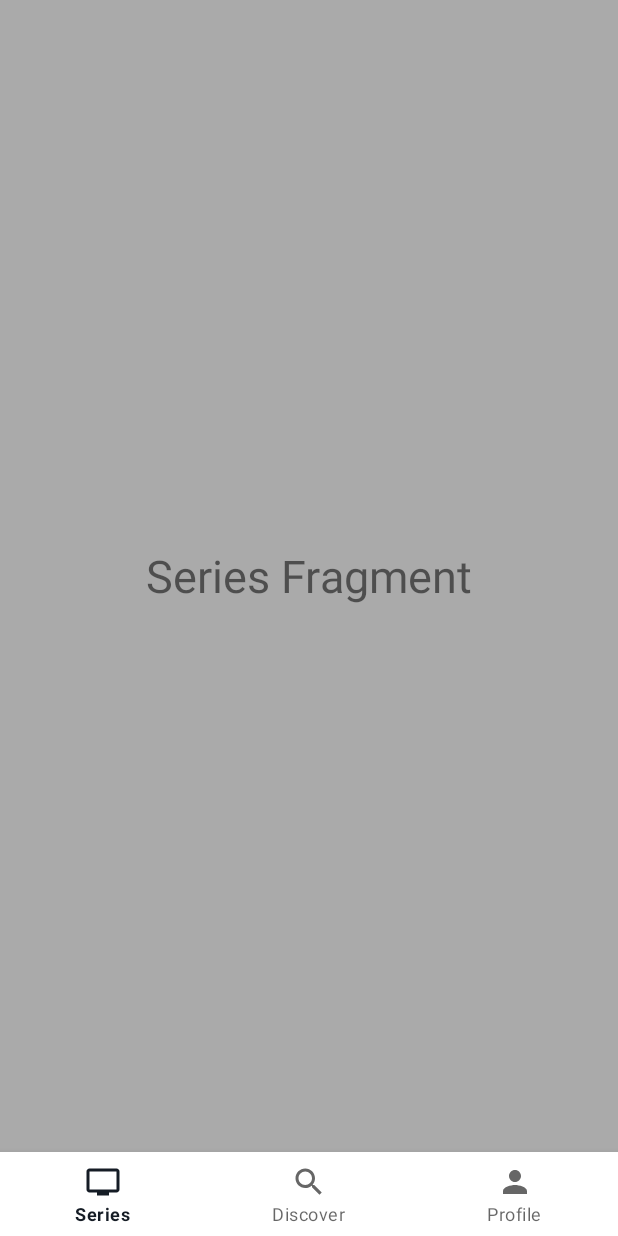
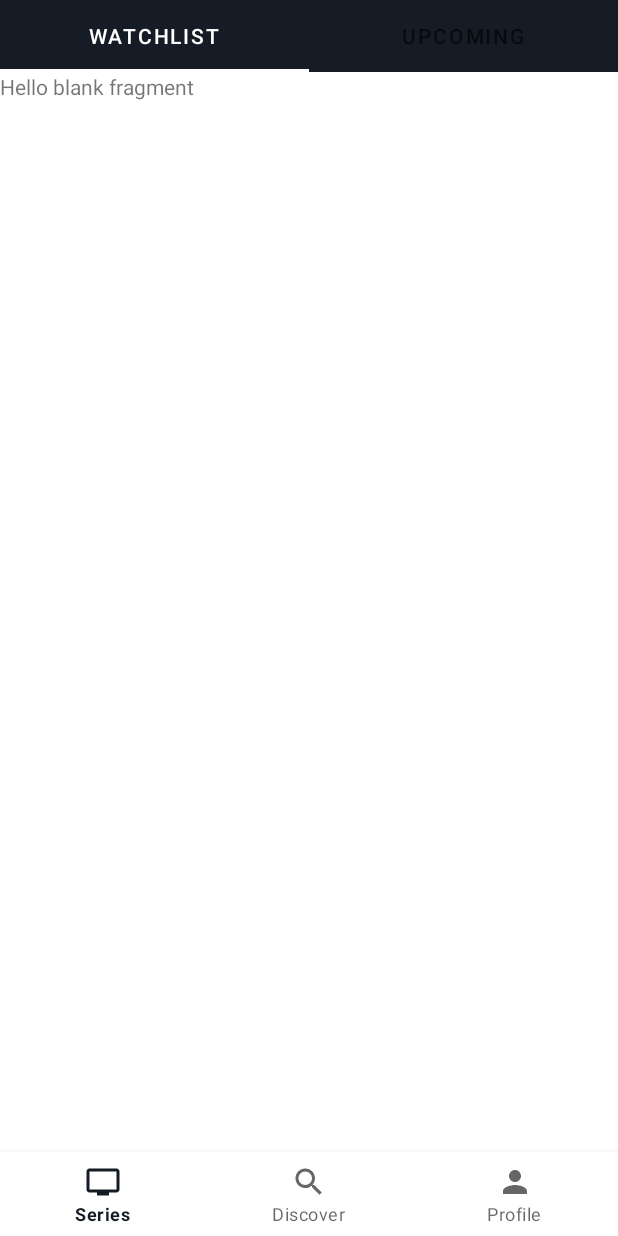
Before and after one commit to Gabicle/WatchIT, an Android app: the screen it shows after launch (MainActivity), on a phone screen of 412 x 824 dp. Run offline under Robolectric (Android 15) with nearby library versions, the phone set to English and light mode, and no system bars.

Commit message:
Added Series Fragment Tab Layout

```diff
--- a/app/build.gradle
+++ b/app/build.gradle
@@ -32,6 +32,7 @@ dependencies {
     implementation 'androidx.appcompat:appcompat:1.4.0'
     implementation 'com.google.android.material:material:1.4.0'
     implementation 'androidx.constraintlayout:constraintlayout:2.1.2'
+    implementation 'androidx.legacy:legacy-support-v4:1.0.0'
     testImplementation 'junit:junit:4.+'
     androidTestImplementation 'androidx.test.ext:junit:1.1.3'
     androidTestImplementation 'androidx.test.espresso:espresso-core:3.4.0'
--- a/app/src/main/java/com/isep/series/DiscoverFragment.java
+++ b/app/src/main/java/com/isep/series/DiscoverFragment.java
@@ -32,8 +32,8 @@ public class DiscoverFragment extends Fragment {
 
 
         //sets status bar to transparent
-        Window w = getActivity().getWindow();
-        w.setFlags(WindowManager.LayoutParams.FLAG_LAYOUT_NO_LIMITS, WindowManager.LayoutParams.FLAG_LAYOUT_NO_LIMITS);
+//        Window w = getActivity().getWindow();
+//        w.setFlags(WindowManager.LayoutParams.FLAG_LAYOUT_NO_LIMITS, WindowManager.LayoutParams.FLAG_LAYOUT_NO_LIMITS);
 
         //RECYCLER VIEW ADAPTER SETUP
         discoverRV = view.findViewById(R.id.rv_discover_series);
--- a/app/src/main/java/com/isep/series/SeriesFragment.java
+++ b/app/src/main/java/com/isep/series/SeriesFragment.java
@@ -8,19 +8,43 @@ import android.view.ViewGroup;
 import androidx.annotation.NonNull;
 import androidx.annotation.Nullable;
 import androidx.fragment.app.Fragment;
+import androidx.fragment.app.FragmentManager;
+import androidx.viewpager2.widget.ViewPager2;
+
+import com.google.android.material.tabs.TabLayout;
+import com.google.android.material.tabs.TabLayoutMediator;
+import com.isep.series.series.SeriesPagerAdapter;
 
 import java.util.List;
 
 public class SeriesFragment extends Fragment {
 
+    private String[] titles = new String[] {"WatchList", "Upcoming"};
+
+    SeriesPagerAdapter seriesPagerAdapter;
+   TabLayout tabLayout;
+   ViewPager2 viewPager2;
+
     @Nullable
     @Override
     public View onCreateView(@NonNull LayoutInflater inflater, @Nullable ViewGroup container, @Nullable Bundle savedInstanceState) {
 
+        FragmentManager  fm = getActivity().getSupportFragmentManager();
+//        getSupportActionBar().hide();
+        View view = inflater.inflate(R.layout.fragment_series, container, false);
+
+        viewPager2 = view.findViewById(R.id.series_viewpager);
+        tabLayout = view.findViewById(R.id.seriesTabLay);
+        seriesPagerAdapter = new SeriesPagerAdapter(fm, getLifecycle());
+
+        viewPager2.setAdapter(seriesPagerAdapter);
+        new TabLayoutMediator(tabLayout, viewPager2, ((tab, position) -> tab.setText(titles[position]))).attach();
 
 
 
+        return view;
+    }
 
-        return inflater.inflate(R.layout.fragment_series, container, false);
-    }
+
+
 }
--- /dev/null
+++ b/app/src/main/java/com/isep/series/series/SeriesPagerAdapter.java
@@ -0,0 +1,46 @@
+package com.isep.series.series;
+
+import androidx.annotation.NonNull;
+import androidx.fragment.app.Fragment;
+import androidx.fragment.app.FragmentActivity;
+import androidx.fragment.app.FragmentManager;
+import androidx.lifecycle.Lifecycle;
+import androidx.viewpager2.adapter.FragmentStateAdapter;
+
+import java.util.ArrayList;
+import java.util.List;
+
+public class SeriesPagerAdapter extends FragmentStateAdapter {
+
+    private String[] titles = new String[] {"WatchList", "Upcoming"};
+
+
+    private List<Fragment> fragmentList = new ArrayList<>();
+    private List<String> titleList = new ArrayList<>();
+
+
+    public SeriesPagerAdapter(@NonNull FragmentManager fragmentManager, @NonNull Lifecycle lifecycle) {
+        super(fragmentManager, lifecycle);
+    }
+
+
+    @NonNull
+    @Override
+    public Fragment createFragment(int position) {
+        switch (position){
+            case 0:
+                return new WatchListFragment();
+            case 1:
+                return new UpcomingFragment();
+
+        }
+        return new WatchListFragment();
+    }
+
+    @Override
+    public int getItemCount() {
+        return titles.length;
+    }
+
+
+}
--- /dev/null
+++ b/app/src/main/java/com/isep/series/series/UpcomingFragment.java
@@ -0,0 +1,30 @@
+package com.isep.series.series;
+
+import android.os.Bundle;
+import android.view.LayoutInflater;
+import android.view.View;
+import android.view.ViewGroup;
+
+import androidx.fragment.app.Fragment;
+
+import com.isep.series.R;
+
+
+public class UpcomingFragment extends Fragment {
+
+
+    public UpcomingFragment() {
+        // Required empty public constructor
+    }
+
+
+
+
+
+    @Override
+    public View onCreateView(LayoutInflater inflater, ViewGroup container,
+                             Bundle savedInstanceState) {
+        // Inflate the layout for this fragment
+        return inflater.inflate(R.layout.fragment_upcoming, container, false);
+    }
+}
--- /dev/null
+++ b/app/src/main/java/com/isep/series/series/WatchListFragment.java
@@ -0,0 +1,29 @@
+package com.isep.series.series;
+
+import android.os.Bundle;
+
+import androidx.fragment.app.Fragment;
+
+import android.view.LayoutInflater;
+import android.view.View;
+import android.view.ViewGroup;
+
+import com.isep.series.R;
+
+
+public class WatchListFragment extends Fragment {
+
+
+
+    public WatchListFragment() {
+        // Required empty public constructor
+    }
+
+
+    @Override
+    public View onCreateView(LayoutInflater inflater, ViewGroup container,
+                             Bundle savedInstanceState) {
+        // Inflate the layout for this fragment
+        return inflater.inflate(R.layout.fragment_watch_list, container, false);
+    }
+}
--- a/app/src/main/res/layout/fragment_series.xml
+++ b/app/src/main/res/layout/fragment_series.xml
@@ -2,14 +2,30 @@
 <RelativeLayout xmlns:android="http://schemas.android.com/apk/res/android"
     android:layout_width="match_parent"
     android:layout_height="match_parent"
-    android:background="@android:color/darker_gray">
+    android:orientation="vertical"
+    xmlns:app="http://schemas.android.com/apk/res-auto">
 
-    <TextView
-        android:layout_width="wrap_content"
+
+    <com.google.android.material.tabs.TabLayout
+        android:id="@+id/seriesTabLay"
+        android:layout_width="match_parent"
         android:layout_height="wrap_content"
-        android:text="Series Fragment"
-        android:textSize="30sp"
-        android:layout_centerInParent="true"
-        />
+        android:background="@color/myPDark"
+        app:tabIndicatorColor="@color/white"
+        app:tabSelectedTextColor="@color/white"
+        >
+
+
+    </com.google.android.material.tabs.TabLayout>
+
+
+    <androidx.viewpager2.widget.ViewPager2
+            android:id="@+id/series_viewpager"
+            android:layout_width="match_parent"
+            android:layout_height="match_parent"
+            android:layout_below = "@+id/seriesTabLay">
+
+        </androidx.viewpager2.widget.ViewPager2>
+
 
 </RelativeLayout>
--- /dev/null
+++ b/app/src/main/res/layout/fragment_upcoming.xml
@@ -0,0 +1,14 @@
+<?xml version="1.0" encoding="utf-8"?>
+<FrameLayout xmlns:android="http://schemas.android.com/apk/res/android"
+    xmlns:tools="http://schemas.android.com/tools"
+    android:layout_width="match_parent"
+    android:layout_height="match_parent"
+    tools:context=".series.WatchListFragment">
+
+    <!-- TODO: UPCOMING FRAGMENT -->
+    <TextView
+        android:layout_width="match_parent"
+        android:layout_height="match_parent"
+        android:text="UPCOMING" />
+
+</FrameLayout>
--- /dev/null
+++ b/app/src/main/res/layout/fragment_watch_list.xml
@@ -0,0 +1,14 @@
+<?xml version="1.0" encoding="utf-8"?>
+<FrameLayout xmlns:android="http://schemas.android.com/apk/res/android"
+    xmlns:tools="http://schemas.android.com/tools"
+    android:layout_width="match_parent"
+    android:layout_height="match_parent"
+    tools:context=".series.WatchListFragment">
+
+    <!-- TODO: WATCHLIST FRAGMENT -->
+    <TextView
+        android:layout_width="match_parent"
+        android:layout_height="match_parent"
+        android:text="@string/hello_blank_fragment" />
+
+</FrameLayout>
--- a/app/src/main/res/values/strings.xml
+++ b/app/src/main/res/values/strings.xml
@@ -1,3 +1,5 @@
 <resources>
     <string name="app_name">Series</string>
+    <!-- TODO: Remove or change this placeholder text -->
+    <string name="hello_blank_fragment">Hello blank fragment</string>
 </resources>
```
